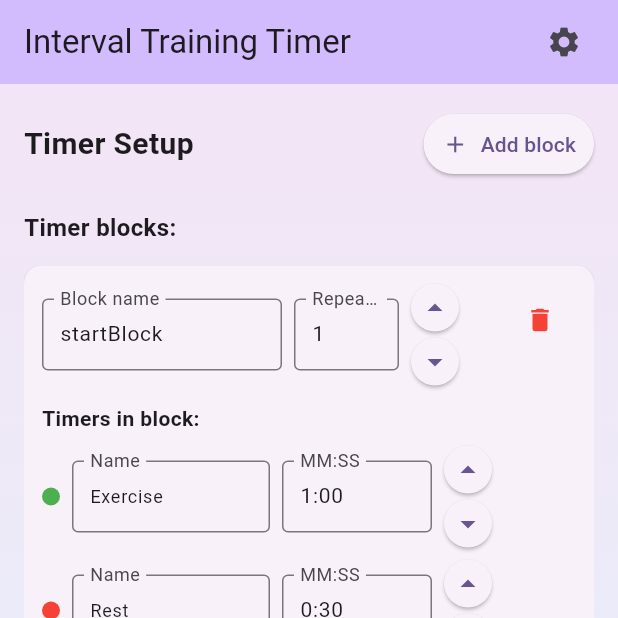
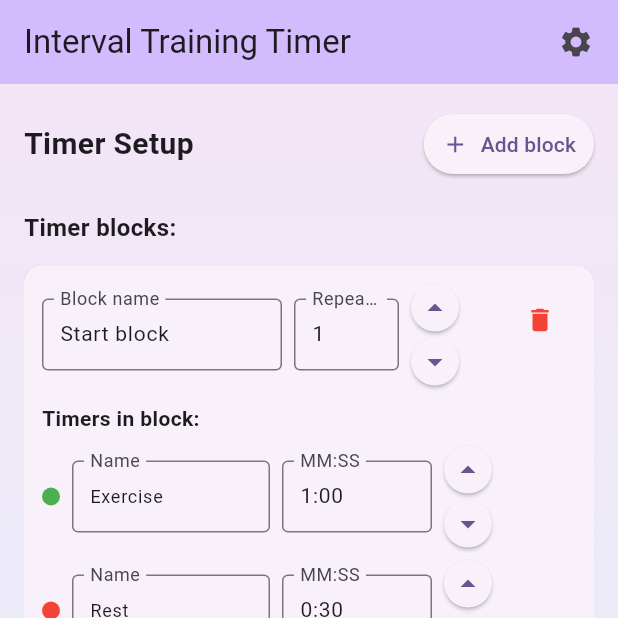
Before and after one commit to Mihailchik/flutter_timer_Test, a Flutter app: the screen it shows after launch, after a tap on "Add block", on a phone screen of 412 x 824 dp, the top half of it. Run offline on Flutter 3.47's test engine with Material 3 defaults, Android fonts, the phone set to English and light mode, and no system bars; our stand-ins replace audioplayers, shared_preferences.

Commit message:
Final: RU/EN updates, 5s prep with single 00 cue, auto-close settings, AppBar title scaling, localized default/startBlock & new blocks, README cleaned, added RU screenshots, iOS project sync

```diff
--- a/lib/l10n/simple_localizations.dart
+++ b/lib/l10n/simple_localizations.dart
@@ -19,6 +19,28 @@
   String get replayPrepare => _t('replayPrepare');
   String get rest => _t('rest');
   String get exercise => _t('exercise');
+  String get setup => _t('setup');
+  String get closeSetup => _t('closeSetup');
+  String get mute => _t('mute');
+  String get unmute => _t('unmute');
+  String get resetToDefault => _t('resetToDefault');
+  String get collapse => _t('collapse');
+  String get timerSetup => _t('timerSetup');
+  String get addBlock => _t('addBlock');
+  String get add => _t('add');
+  String get timerBlocks => _t('timerBlocks');
+  String get noBlocks => _t('noBlocks');
+  String get blockName => _t('blockName');
+  String get repeats => _t('repeats');
+  String get timersInBlock => _t('timersInBlock');
+  String get name => _t('name');
+  String get mmss => _t('mmss');
+  String get addTimer => _t('addTimer');
+  String get block => _t('block');
+  String get startBlockName => _t('startBlockName');
+
+  String exerciseN(int n) => _tFmt('exerciseN', {'n': n});
+  String restN(int n) => _tFmt('restN', {'n': n});
 
   String repeatOf(int x, int y) => _tFmt('repeatOf', {'x': x, 'y': y});
   String blockOf(int x, int y) => _tFmt('blockOf', {'x': x, 'y': y});
@@ -48,6 +70,27 @@
       'repeatOf': 'Repeat {x} of {y}',
       'blockOf': 'Block {x} of {y}',
       'timerOf': 'Timer {x} of {y}',
+      'setup': 'Setup',
+      'closeSetup': 'Close setup',
+      'mute': 'Mute',
+      'unmute': 'Unmute',
+      'resetToDefault': 'Reset to default',
+      'collapse': 'Collapse',
+      'timerSetup': 'Timer Setup',
+      'addBlock': 'Add block',
+      'add': 'Add',
+      'timerBlocks': 'Timer blocks:',
+      'noBlocks': 'No blocks. Add a block to get started.',
+      'blockName': 'Block name',
+      'repeats': 'Repeats',
+      'timersInBlock': 'Timers in block:',
+      'name': 'Name',
+      'mmss': 'MM:SS',
+      'addTimer': 'Add timer',
+      'block': 'Block',
+      'startBlockName': 'Start block',
+      'exerciseN': 'Exercise {n}',
+      'restN': 'Rest {n}',
     },
     'ru': {
       'appTitle': 'Таймер интервальных тренировок',
@@ -61,6 +104,27 @@
       'repeatOf': 'Повтор {x} из {y}',
       'blockOf': 'Блок {x} из {y}',
       'timerOf': 'Таймер {x} из {y}',
+      'setup': 'Настройки',
+      'closeSetup': 'Закрыть настройки',
+      'mute': 'Выключить звук',
+      'unmute': 'Включить звук',
+      'resetToDefault': 'Сбросить по умолчанию',
+      'collapse': 'Свернуть',
+      'timerSetup': 'Настройка таймера',
+      'addBlock': 'Добавить блок',
+      'add': 'Добавить',
+      'timerBlocks': 'Блоки таймера:',
+      'noBlocks': 'Нет блоков. Добавьте блок, чтобы начать.',
+      'blockName': 'Название блока',
+      'repeats': 'Повторы',
+      'timersInBlock': 'Таймеры в блоке:',
+      'name': 'Название',
+      'mmss': 'ММ:СС',
+      'addTimer': 'Добавить таймер',
+      'block': 'Блок',
+      'startBlockName': 'Стартовый блок',
+      'exerciseN': 'Упражнение {n}',
+      'restN': 'Отдых {n}',
     },
   };
 }
--- a/lib/main.dart
+++ b/lib/main.dart
@@ -13,6 +13,7 @@
   Widget build(BuildContext context) {
     return MaterialApp(
       title: 'Interval Training Timer',
+      debugShowCheckedModeBanner: false,
       theme: ThemeData(
         colorScheme: ColorScheme.fromSeed(seedColor: Colors.deepPurple),
         useMaterial3: true,
@@ -22,6 +23,7 @@
         Locale('en'),
         Locale('ru'),
       ],
+      locale: const Locale('en'),
       home: const TimerPage(),
     );
   }
--- a/lib/timer/timer_block_widget.dart
+++ b/lib/timer/timer_block_widget.dart
@@ -1,6 +1,7 @@
 import 'package:flutter/material.dart';
 import 'timer_model.dart';
 import 'time_input_widget.dart';
+import '../l10n/simple_localizations.dart';
 
 class TimerBlockWidget extends StatefulWidget {
   final TimerBlock block;
@@ -77,7 +78,9 @@
   }
 
   void _updateBlock() {
-    final name = _nameController.text.isEmpty ? 'Block' : _nameController.text;
+    final name = _nameController.text.isEmpty
+        ? SimpleLocalizations.of(context).block
+        : _nameController.text;
 
     int repeats = 1;
     try {
@@ -113,14 +116,15 @@
   }
 
   String _generateDefaultName(int index) {
+    final loc = SimpleLocalizations.of(context);
     if (index % 2 == 0) {
       // Exercise
       final exerciseNumber = (index ~/ 2) + 1;
-      return 'Exercise $exerciseNumber';
+      return loc.exerciseN(exerciseNumber);
     } else {
       // Rest
       final restNumber = (index + 1) ~/ 2;
-      return 'Rest $restNumber';
+      return loc.restN(restNumber);
     }
   }
 
@@ -225,10 +229,11 @@
                       Expanded(
                         child: TextField(
                           controller: _nameController,
-                          decoration: const InputDecoration(
-                            labelText: 'Block name',
-                            border: OutlineInputBorder(),
-                            contentPadding: EdgeInsets.symmetric(
+                          decoration: InputDecoration(
+                            labelText:
+                                SimpleLocalizations.of(context).blockName,
+                            border: const OutlineInputBorder(),
+                            contentPadding: const EdgeInsets.symmetric(
                               horizontal: 8,
                               vertical: 8,
                             ),
@@ -248,10 +253,11 @@
                               child: TextField(
                                 controller: _repeatsController,
                                 keyboardType: TextInputType.number,
-                                decoration: const InputDecoration(
-                                  labelText: 'Repeats',
-                                  border: OutlineInputBorder(),
-                                  contentPadding: EdgeInsets.symmetric(
+                                decoration: InputDecoration(
+                                  labelText:
+                                      SimpleLocalizations.of(context).repeats,
+                                  border: const OutlineInputBorder(),
+                                  contentPadding: const EdgeInsets.symmetric(
                                     horizontal: 8,
                                     vertical: 10,
                                   ),
@@ -342,9 +348,9 @@
               ],
             ),
             const SizedBox(height: 12),
-            const Text(
-              'Timers in block:',
-              style: TextStyle(fontSize: 14, fontWeight: FontWeight.bold),
+            Text(
+              SimpleLocalizations.of(context).timersInBlock,
+              style: const TextStyle(fontSize: 14, fontWeight: FontWeight.bold),
             ),
             const SizedBox(height: 8),
             ...List.generate(widget.block.items.length, (index) {
@@ -371,10 +377,10 @@
                     Expanded(
                       child: TextField(
                         controller: nameController,
-                        decoration: const InputDecoration(
-                          labelText: 'Name',
-                          border: OutlineInputBorder(),
-                          contentPadding: EdgeInsets.symmetric(
+                        decoration: InputDecoration(
+                          labelText: SimpleLocalizations.of(context).name,
+                          border: const OutlineInputBorder(),
+                          contentPadding: const EdgeInsets.symmetric(
                             horizontal: 8,
                             vertical: 8,
                           ),
@@ -399,7 +405,7 @@
                             initialSeconds: item.duration,
                             onTimeChanged: (newDuration) =>
                                 _updateItemTime(index, newDuration),
-                            label: 'MM:SS',
+                            label: SimpleLocalizations.of(context).mmss,
                           ),
                         );
                       },
@@ -435,7 +441,7 @@
                     size: 18,
                   ), // Увеличили размер иконки
                   label: Text(
-                    'Add timer',
+                    SimpleLocalizations.of(context).addTimer,
                     style: TextStyle(fontSize: compact ? 12 : 14),
                   ),
                   style: TextButton.styleFrom(
--- a/lib/timer/timer_page.dart
+++ b/lib/timer/timer_page.dart
@@ -69,7 +69,9 @@
   }
 
   void _onTimerChanged() {
-    // Обновляем состояние виджета при изменении таймера
+    if (_timerService.status != TimerStatus.stopped && _settingsOpen) {
+      _settingsOpen = false;
+    }
     setState(() {});
   }
 
@@ -77,6 +79,7 @@
     setState(() {
       _sequence = sequence;
       _timerService.setSequence(sequence);
+      _localizedDefaultsApplied = false;
     });
     // Сохраняем обновлённую последовательность
     _timerService.saveSequence();
@@ -97,7 +100,11 @@
         }
         return it;
       }).toList();
-      return TimerBlock(name: b.name, repeats: b.repeats, items: updatedItems);
+      var blockName = b.name;
+      if (blockName == 'startBlock') {
+        blockName = loc.startBlockName;
+      }
+      return TimerBlock(name: blockName, repeats: b.repeats, items: updatedItems);
     }).toList();
 
     final updated = TimerSequence(blocks: updatedBlocks);
@@ -113,6 +120,11 @@
   void _startTimer() {
     debugPrint('=== START BUTTON PRESSED ===');
     debugPrint('Timer service status before start: ${_timerService.status}');
+    if (_settingsOpen) {
+      setState(() {
+        _settingsOpen = false;
+      });
+    }
     _timerService.start();
     debugPrint('Timer service status after start: ${_timerService.status}');
 
@@ -172,23 +184,34 @@
     final compactHeight = MediaQuery.of(context).size.height < 600;
     return Scaffold(
       appBar: AppBar(
-        title: Text(SimpleLocalizations.of(context).appTitle),
+        title: FittedBox(
+          alignment: Alignment.centerLeft,
+          fit: BoxFit.scaleDown,
+          child: Text(
+            SimpleLocalizations.of(context).appTitle,
+            maxLines: 1,
+          ),
+        ),
         backgroundColor: Theme.of(context).colorScheme.inversePrimary,
         actions: [
           if (_timerService.status == TimerStatus.stopped)
             Padding(
-              padding: const EdgeInsets.only(right: 12.0),
+              padding: const EdgeInsets.only(right: 4.0),
               child: IconButton(
-                tooltip: _settingsOpen ? 'Close setup' : 'Setup',
+                tooltip: _settingsOpen
+                    ? SimpleLocalizations.of(context).closeSetup
+                    : SimpleLocalizations.of(context).setup,
                 icon: Icon(_settingsOpen ? Icons.close : Icons.settings),
                 onPressed: _toggleSettingsPanel,
               ),
             )
           else
             Padding(
-              padding: const EdgeInsets.only(right: 12.0),
+              padding: const EdgeInsets.only(right: 4.0),
               child: IconButton(
-                tooltip: _timerService.muted ? 'Unmute' : 'Mute',
+                tooltip: _timerService.muted
+                    ? SimpleLocalizations.of(context).unmute
+                    : SimpleLocalizations.of(context).mute,
                 icon: Icon(
                   _timerService.muted ? Icons.volume_off : Icons.volume_up,
                 ),
@@ -233,8 +256,9 @@
                                     onPressed: _resetToDefaultConfig,
                                     icon: const Icon(Icons.restore,
                                         size: setupIconSize),
-                                    label: const Text(
-                                      'Reset to default',
+                                    label: Text(
+                                      SimpleLocalizations.of(context)
+                                          .resetToDefault,
                                       maxLines: 1,
                                       overflow: TextOverflow.ellipsis,
                                     ),
@@ -250,8 +274,9 @@
                                 Align(
                                   alignment: Alignment.centerLeft,
                                   child: IconButton(
-                                    tooltip:
-                                        _timerService.muted ? 'Unmute' : 'Mute',
+                                    tooltip: _timerService.muted
+                                        ? SimpleLocalizations.of(context).unmute
+                                        : SimpleLocalizations.of(context).mute,
                                     icon: Icon(
                                       _timerService.muted
                                           ? Icons.volume_off
@@ -275,7 +300,8 @@
                                 Align(
                                   alignment: Alignment.centerRight,
                                   child: IconButton(
-                                    tooltip: 'Collapse',
+                                    tooltip:
+                                        SimpleLocalizations.of(context).collapse,
                                     icon: const Icon(Icons.expand_less,
                                         size: setupIconSize),
                                     iconSize: setupIconSize,
@@ -293,7 +319,7 @@
                       ),
                     ),
                   ),
-                  crossFadeState: _settingsOpen
+                  crossFadeState: (_settingsOpen && _timerService.status == TimerStatus.stopped)
                       ? CrossFadeState.showSecond
                       : CrossFadeState.showFirst,
                   duration: const Duration(milliseconds: 200),
--- a/lib/timer/timer_service.dart
+++ b/lib/timer/timer_service.dart
@@ -24,8 +24,8 @@
   // Флаг для отслеживания завершения подготовительного таймера
   bool _preparationCompleted = false;
 
-  // Длительность стартового таймера (10 секунд)
-  static const int preparationTime = 10;
+  // Длительность стартового таймера (5 секунд)
+  static const int preparationTime = 5;
 
   // Sound service для звуковых эффектов
   final SoundService _soundService = SoundService();
@@ -121,7 +121,6 @@
     notifyListeners();
   }
 
-
   // Lightweight JSON helpers without bringing full dart:convert here
   // We still use dart:convert but hide in methods to avoid scattered usage
   Map<String, dynamic> _decodeJson(String jsonStr) {
@@ -201,7 +200,7 @@
     _endSoundPlayed = false;
 
     notifyListeners();
-  debugPrint('=== TimerService.reset() finished ===');
+    debugPrint('=== TimerService.reset() finished ===');
   }
 
   // Start the internal timer
--- a/lib/timer/timer_setup_widget.dart
+++ b/lib/timer/timer_setup_widget.dart
@@ -1,6 +1,7 @@
 import 'package:flutter/material.dart';
 import 'timer_model.dart';
 import 'timer_block_widget.dart';
+import '../l10n/simple_localizations.dart';
 
 class TimerSetupWidget extends StatefulWidget {
   final TimerSequence sequence;
@@ -43,14 +44,15 @@
 
   void _addBlock() {
     setState(() {
+      final loc = SimpleLocalizations.of(context);
       _sequence = _sequence.copyWith(
         blocks: [
           ..._sequence.blocks,
           TimerBlock(
-            name: 'Block ${_sequence.blocks.length + 1}',
+            name: '${loc.block} ${_sequence.blocks.length + 1}',
             items: [
-              TimerItem(name: 'Exercise', duration: 30, isPause: false),
-              TimerItem(name: 'Rest', duration: 15, isPause: true),
+              TimerItem(name: loc.exercise, duration: 30, isPause: false),
+              TimerItem(name: loc.rest, duration: 15, isPause: true),
             ],
             repeats: 1,
           ),
@@ -95,7 +97,7 @@
           children: [
             Expanded(
               child: Text(
-                'Timer Setup',
+                SimpleLocalizations.of(context).timerSetup,
                 style: TextStyle(
                   fontSize: isNarrow ? 18 : 20,
                   fontWeight: FontWeight.bold,
@@ -108,13 +110,15 @@
                 ? IconButton(
                     onPressed: _addBlock,
                     icon: const Icon(Icons.timer),
-                    tooltip: 'Add block',
+                    tooltip: SimpleLocalizations.of(context).addBlock,
                   )
                 : ElevatedButton.icon(
                     onPressed: _addBlock,
                     icon: Icon(isNarrow ? Icons.timer : Icons.add, size: 18),
                     label: Text(
-                      isNarrow ? 'Add' : 'Add block',
+                      isNarrow
+                          ? SimpleLocalizations.of(context).add
+                          : SimpleLocalizations.of(context).addBlock,
                       style: const TextStyle(fontSize: 14),
                     ),
                     style: ElevatedButton.styleFrom(
@@ -127,13 +131,14 @@
           ],
         ),
         SizedBox(height: isNarrow ? 12 : 20),
-        const Text(
-          'Timer blocks:',
-          style: TextStyle(fontSize: 16, fontWeight: FontWeight.bold),
+        Text(
+          SimpleLocalizations.of(context).timerBlocks,
+          style: const TextStyle(fontSize: 16, fontWeight: FontWeight.bold),
         ),
         SizedBox(height: isNarrow ? 8 : 10),
         if (_sequence.blocks.isEmpty)
-          const Center(child: Text('No blocks. Add a block to get started.'))
+          Center(
+              child: Text(SimpleLocalizations.of(context).noBlocks))
         else
           Expanded(
             child: SingleChildScrollView(
```
Also changed, not shown: docs/FitTimer_Eng.png (added), docs/FitTimer_Eng2.png (added), docs/FitTimer_Eng3.png (added), docs/FitTimer_Ru2.png (added), docs/FitTimer_Ru3.png (added), docs/Simulator Screenshot - 1 - 2025-11-10 at 23.55.29.png (deleted), docs/Simulator Screenshot - 1 - 2025-11-10 at 23.55.42.png (deleted), docs/screenshot_setup_2025-11-13.png (deleted), docs/screenshot_setup_2025-11-14.png (deleted), docs/screenshot_timer_2025-11-14.png (deleted), 4 other files.
